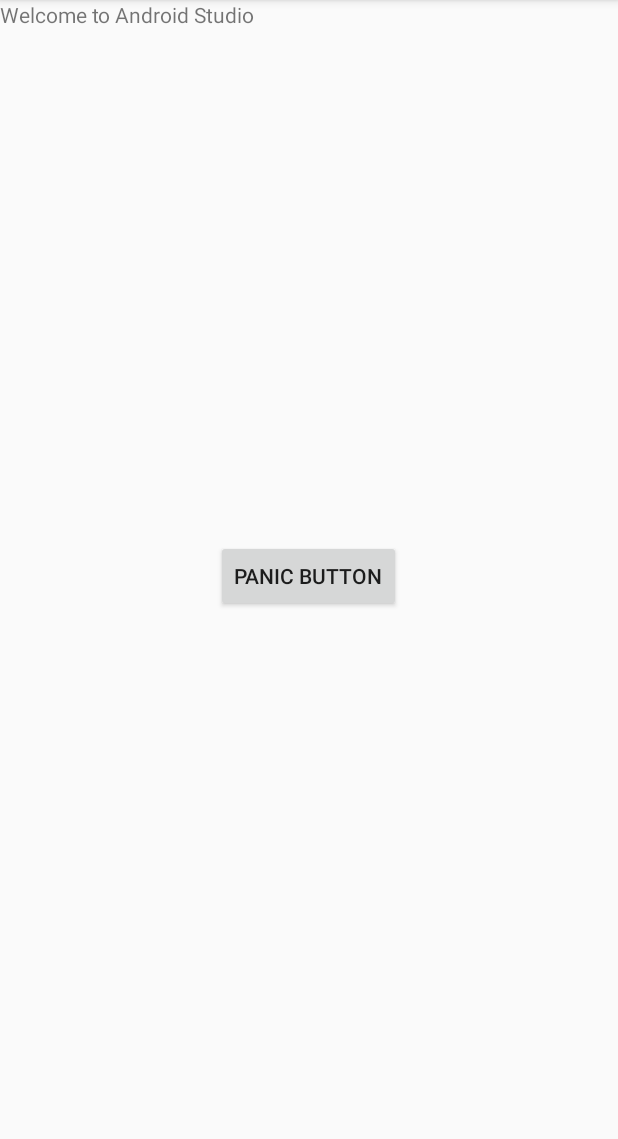
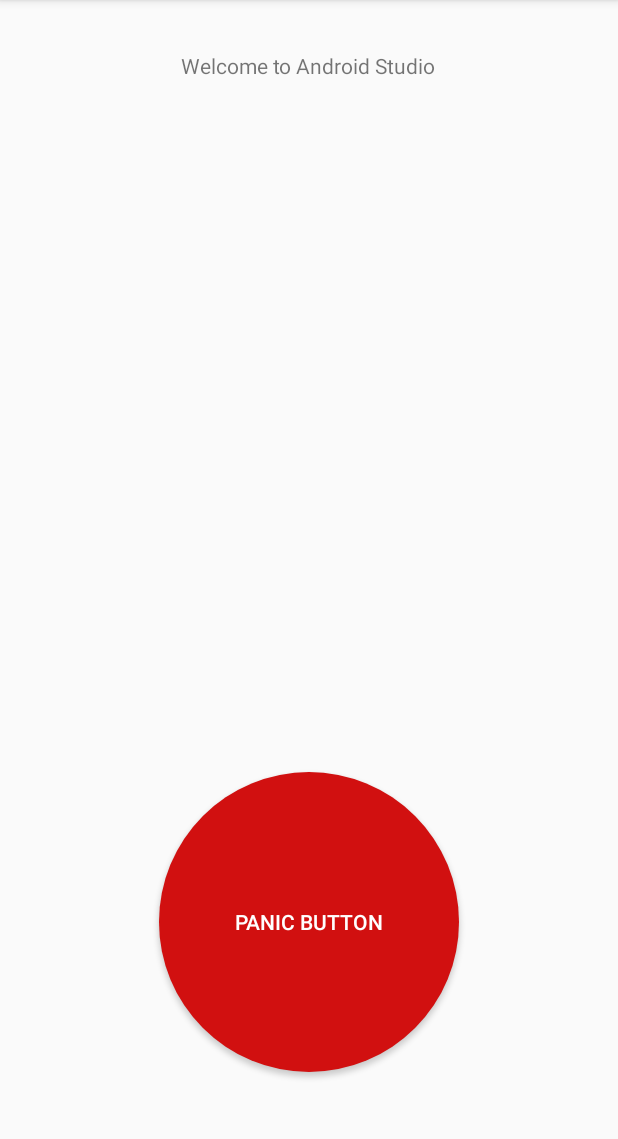
Before and after one commit to srushtiE/Sahayata, an Android app: the screen it shows after launch (MainActivity), on a phone screen of 412 x 824 dp, the part 84-1223 px from its top. Run offline under Robolectric (Android 15) with nearby library versions, the phone set to English and light mode, and no system bars.

Commit message:
gps tracker

```diff
--- a/app/src/main/AndroidManifest.xml
+++ b/app/src/main/AndroidManifest.xml
@@ -7,6 +7,9 @@
     <uses-permission android:name="android.permission.SEND_SMS" />
     <uses-permission android:name="android.permission.ACCESS_FINE_LOCATION" />
     <uses-permission android:name="android.permission.ACCESS_COARSE_LOCATION" />
+
+    <uses-sdk android:targetSdkVersion="25" android:minSdkVersion="19
+    "/>
 
     <application
         android:allowBackup="true"
--- /dev/null
+++ b/app/src/main/res/drawable/roundedbutton.xml
@@ -0,0 +1,9 @@
+<?xml version="1.0" encoding="utf-8"?>
+<shape xmlns:android="http://schemas.android.com/apk/res/android"
+    android:shape="rectangle">
+    <solid android:color="#d11010" />
+    <corners android:bottomRightRadius="100dp"
+        android:bottomLeftRadius="100dp"
+        android:topRightRadius="100dp"
+        android:topLeftRadius="100dp"/>
+</shape>
--- a/app/src/main/res/layout/activity_main.xml
+++ b/app/src/main/res/layout/activity_main.xml
@@ -9,28 +9,39 @@
     android:paddingRight="@dimen/activity_horizontal_margin"
     android:paddingTop="@dimen/activity_vertical_margin"
     tools:context="sjsu.com.sahayta.MainActivity">
-
     <TextView
         android:layout_width="wrap_content"
         android:layout_height="wrap_content"
         android:text="@string/welcome_string" />
 </RelativeLayout>-->
 <RelativeLayout xmlns:android="http://schemas.android.com/apk/res/android"
-android:layout_width="fill_parent"
-android:layout_height="fill_parent"
-android:orientation="vertical" >
+    xmlns:tools="http://schemas.android.com/tools"
+    android:layout_width="fill_parent"
+    android:layout_height="fill_parent"
+    android:orientation="vertical" >
 
     <Button
         android:id="@+id/buttonCall"
-        android:layout_width="wrap_content"
-        android:layout_height="wrap_content"
         android:text="@string/panic_button_string"
-        android:layout_centerVertical="true"
+        style="@style/Widget.AppCompat.Button.Colored"
+        android:background="@drawable/roundedbutton"
+        android:layout_marginBottom="53dp"
+        android:layout_width="200dp"
+        android:layout_height="200dp"
+
+        android:layout_alignParentBottom="true"
         android:layout_centerHorizontal="true" />
+
     <TextView
         android:id="@+id/jsonText"
         android:layout_width="wrap_content"
         android:layout_height="wrap_content"
-        android:text="@string/welcome_string" />
+        android:text="@string/welcome_string"
+        android:layout_alignParentTop="true"
+        android:layout_centerHorizontal="true"
+        android:layout_marginTop="34dp"
+        tools:text="Welcome to Sahayata"
+        tools:textSize="30dp"
+        tools:textColor="@color/colorPrimary" />
 
 </RelativeLayout>
--- a/app/src/main/res/values/strings.xml
+++ b/app/src/main/res/values/strings.xml
@@ -3,5 +3,5 @@
     <string name="welcome_string">Welcome to Android Studio</string>
     <string name="networkFailed">Network Request Not Reachable</string>
     <string name="panic_button_string">PANIC BUTTON</string>
-
+    <string name="welcome_sahayata">Welcome to Sahayata</string>
 </resources>
```
Also changed, not shown: app/src/main/java/sjsu/com/sahayta/GPSTracker.java (added, +137 -0 lines), app/src/main/java/sjsu/com/sahayta/MainActivity.java (+30 -4 lines), 1 other file.
